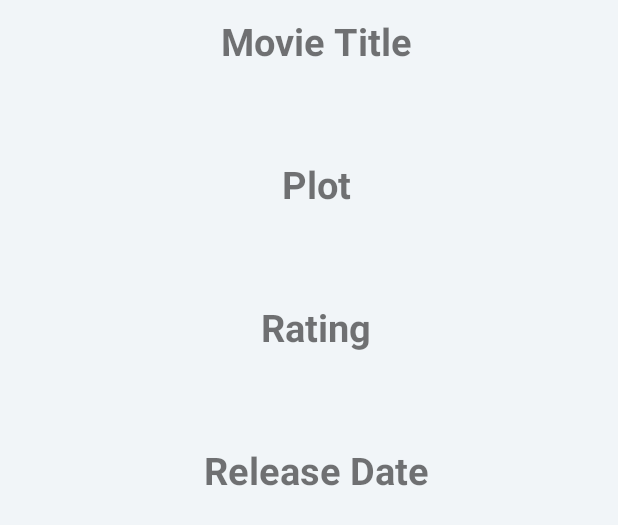
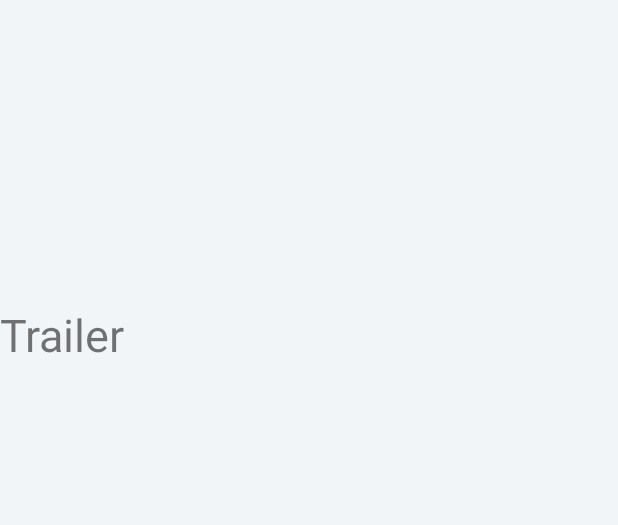
Before and after one commit to chrisjeremi98/MovieApp1, an Android app: the layout content_detail.xml on its own in the app's theme, with its tools: preview values and no code run, on a phone screen of 412 x 824 dp. Shown: the top 525 px of the screen. Run offline under Robolectric (Android 15) with nearby library versions, the phone set to English and light mode, and no system bars.

Commit message:
Adding Trailers Model, Adapter and layout

```diff
--- a/app/src/main/AndroidManifest.xml
+++ b/app/src/main/AndroidManifest.xml
@@ -2,8 +2,7 @@
 <manifest xmlns:android="http://schemas.android.com/apk/res/android"
     package="com.example.asus.movieapp1">
 
-    <uses-permission android:name="android.permission.INTERNET"/>
-
+    <uses-permission android:name="android.permission.INTERNET" />
 
     <application
         android:allowBackup="true"
@@ -22,16 +21,16 @@
         <activity
             android:name=".DetailActivity"
             android:label="Movies"
-            android:theme="@style/AppTheme.NoActionBar"
-            android:parentActivityName=".MainActivity">
+            android:parentActivityName=".MainActivity"
+            android:theme="@style/AppTheme.NoActionBar">
             <meta-data
                 android:name="android.support.PARENT_ACTIVITY"
                 android:value=".MainActivity" />
         </activity>
-
-        <activity android:name=".SettingActivity"
-            android:label="Setting"/>
-
+        <activity
+            android:name=".SettingActivity"
+            android:label="Setting" />
+        <activity android:name=".adapter.TrailerAdapter"></activity>
     </application>
 
 </manifest>
--- a/app/src/main/res/layout/activity_detail.xml
+++ b/app/src/main/res/layout/activity_detail.xml
@@ -6,6 +6,8 @@
     android:layout_height="match_parent"
     android:background="@color/white"
     android:fitsSystemWindows="true">
+
+
 
     <android.support.design.widget.AppBarLayout
         android:id="@+id/appbar"
--- a/app/src/main/res/layout/content_detail.xml
+++ b/app/src/main/res/layout/content_detail.xml
@@ -1,12 +1,15 @@
 <?xml version="1.0" encoding="utf-8"?>
-<android.support.v4.widget.NestedScrollView xmlns:android="http://schemas.android.com/apk/res/android"
-    xmlns:app="http://schemas.android.com/apk/res-auto"
-    xmlns:tools="http://schemas.android.com/tools"
-    android:layout_width="match_parent"
-    android:layout_height="wrap_content"
-    app:layout_behavior="@string/appbar_scrolling_view_behavior">
+<!--<android.support.v4.widget.NestedScrollView xmlns:android="http://schemas.android.com/apk/res/android"-->
+    <!--xmlns:app="http://schemas.android.com/apk/res-auto"-->
+    <!--xmlns:tools="http://schemas.android.com/tools"-->
+    <!--android:layout_width="match_parent"-->
+    <!--android:layout_height="wrap_content"-->
+    <!--app:layout_behavior="@string/appbar_scrolling_view_behavior">-->
 
     <RelativeLayout
+        xmlns:android="http://schemas.android.com/apk/res/android"
+        xmlns:app="http://schemas.android.com/apk/res-auto"
+        xmlns:tools="http://schemas.android.com/tools"
         android:layout_width="match_parent"
         android:layout_height="match_parent"
         android:background="@color/viewBg"
@@ -14,105 +17,108 @@
         tools:context="com.example.asus.movieapp1.DetailActivity"
         tools:showIn="@layout/activity_detail">
 
+        <LinearLayout
+            android:id="@+id/ad"
+            android:orientation="vertical"
+            android:layout_width="match_parent"
+            android:layout_height="wrap_content">
 
-            <LinearLayout
+        </LinearLayout>
+
+        <ScrollView
+            android:layout_width="match_parent"
+            android:layout_height="match_parent"
+            tools:showIn="@layout/activity_detail">
+
+            <android.support.constraint.ConstraintLayout
                 android:layout_width="match_parent"
-                android:layout_height="match_parent"
-                android:orientation="vertical">
+                android:layout_height="wrap_content">
 
-                <TextView
-                    android:id="@+id/movie_title"
-                    android:layout_width="match_parent"
-                    android:layout_height="wrap_content"
-                    android:layout_marginLeft="@dimen/layout_margin_left"
-                    android:layout_marginTop="10dp"
-                    android:text="@string/name_movie"
-                    android:textAlignment="center"
-                    android:textSize="25sp"
-                    android:textStyle="bold" />
 
 
                 <TextView
                     android:id="@+id/title"
                     android:layout_width="match_parent"
                     android:layout_height="wrap_content"
-                    android:layout_below="@+id/movie_title"
-                    android:gravity="center"
                     android:layout_marginLeft="@dimen/layout_margin_left"
                     android:layout_marginTop="@dimen/layout_margin_top"
+                    android:gravity="center"
                     android:padding="@dimen/padding_layout"
+                    app:layout_constraintLeft_toLeftOf="parent"
+                    app:layout_constraintTop_toTopOf="parent"
+                    android:layout_marginStart="16dp"
+                    tools:layout_contraintTop_creator="1"
+                    tools:layout_contraintLeft_creator="1"
                     android:textSize="20sp" />
 
-
-                <TextView
-                    android:id="@+id/plot"
-                    android:layout_width="match_parent"
-                    android:layout_height="wrap_content"
-                    android:layout_below="@+id/title"
-                    android:layout_marginLeft="@dimen/layout_margin_left"
-                    android:layout_marginTop="@dimen/layout_margin_top2"
-                    android:text="@string/plot"
-                    android:textAlignment="center"
-                    android:textSize="25sp"
-                    android:textStyle="bold" />
-
-                <TextView
-                    android:id="@+id/plotsynopsis"
-                    android:layout_width="match_parent"
-                    android:layout_height="wrap_content"
-                    android:layout_below="@+id/plot"
-                    android:layout_marginLeft="@dimen/layout_margin_left"
-                    android:layout_marginTop="@dimen/layout_margin_top"
-                    android:padding="@dimen/padding_layout"
-                    android:textSize="20sp" />
-
-
-                <TextView
-                    android:id="@+id/rating"
-                    android:layout_width="match_parent"
-                    android:layout_height="wrap_content"
-                    android:layout_below="@+id/plotsynopsis"
-                    android:layout_marginLeft="@dimen/layout_margin_left"
-                    android:layout_marginTop="@dimen/layout_margin_top2"
-                    android:text="@string/rating"
-                    android:textAlignment="center"
-                    android:textSize="25sp"
-                    android:textStyle="bold" />
 
 
                 <TextView
                     android:id="@+id/userrating"
                     android:layout_width="match_parent"
                     android:layout_height="wrap_content"
-                    android:layout_below="@+id/rating"
                     android:layout_marginLeft="@dimen/layout_margin_left"
                     android:layout_marginTop="@dimen/layout_margin_top"
                     android:padding="@dimen/padding_layout"
-                    android:textSize="20sp" />
-
-                <TextView
-                    android:id="@+id/release"
-                    android:layout_width="match_parent"
-                    android:layout_height="wrap_content"
-                    android:layout_below="@+id/userrating"
-                    android:layout_marginLeft="@dimen/layout_margin_left"
-                    android:layout_marginTop="@dimen/layout_margin_top2"
-                    android:text="@string/release"
-                    android:textAlignment="center"
-                    android:textSize="25sp"
-                    android:textStyle="bold" />
+                    android:textSize="20sp"
+                    app:layout_constraintTop_toBottomOf="@+id/title"
+                    android:layout_marginStart="16dp"
+                    app:layout_constraintLeft_toLeftOf="parent"
+                    tools:layout_constraintTop_creator="1"/>
 
                 <TextView
                     android:id="@+id/releasedate"
                     android:layout_width="match_parent"
                     android:layout_height="wrap_content"
-                    android:layout_below="@+id/release"
                     android:layout_marginLeft="@dimen/layout_margin_left"
                     android:layout_marginTop="@dimen/layout_margin_top"
                     android:padding="@dimen/padding_layout"
-                    android:textSize="20sp" />
+                    android:textSize="20sp"
+                    app:layout_constraintTop_toBottomOf="@+id/userrating"
+                    app:layout_constraintLeft_toLeftOf="parent"
+                    />
 
 
-            </LinearLayout>
+
+                <TextView
+                    android:id="@+id/plotsynopsis"
+                    android:layout_width="match_parent"
+                    android:layout_height="wrap_content"
+                    android:layout_marginLeft="@dimen/layout_margin_left"
+                    android:layout_marginTop="@dimen/layout_margin_top"
+                    android:padding="@dimen/padding_layout"
+                    android:textSize="20sp"
+                    app:layout_constraintTop_toBottomOf="@+id/releasedate"
+                    app:layout_constraintLeft_toLeftOf="parent"
+                    />
+
+                <TextView
+                    android:id="@+id/thumbnailUrl"
+                    android:layout_width="match_parent"
+                    android:layout_height="wrap_content"
+                    android:visibility="invisible"/>
+
+                <TextView
+                    android:id="@+id/trailer"
+                    android:layout_width="match_parent"
+                    android:layout_height="wrap_content"
+                    android:textSize="30sp"
+                    android:text="@string/trailer"
+                    app:layout_constraintTop_toBottomOf="@+id/plotsynopsis"
+                    app:layout_constraintLeft_toLeftOf="parent"
+                    />
+
+                <android.support.v7.widget.RecyclerView
+                    android:id="@+id/recycler_view1"
+                    android:layout_width="match_parent"
+                    android:layout_height="wrap_content"
+                    android:clipToPadding="false"
+                    android:scrollbars="vertical"
+                    app:layout_constraintTop_toBottomOf="@id/trailer"
+                    app:layout_constraintLeft_toLeftOf="parent"/>
+
+
+            </android.support.constraint.ConstraintLayout>
+        </ScrollView>
     </RelativeLayout>
-</android.support.v4.widget.NestedScrollView>
+<!--</android.support.v4.widget.NestedScrollView>-->
--- a/app/src/main/res/values/dimens.xml
+++ b/app/src/main/res/values/dimens.xml
@@ -4,7 +4,7 @@
     <dimen name="activity_vertical_margin">16dp</dimen>
     <dimen name="movie_title_padding">10dp</dimen>
     <dimen name="movie_title">15dp</dimen>
-    <dimen name="movie_cover_height">160dp</dimen>
+    <dimen name="movie_cover_height">220dp</dimen>
     <dimen name="card_movie_radius">0dp</dimen>
     <dimen name="card_margin">5dp</dimen>
     <dimen name="user_rating_padding_bottom">5dp</dimen>
--- a/app/src/main/res/values/strings.xml
+++ b/app/src/main/res/values/strings.xml
@@ -10,4 +10,5 @@
     <string name="pref_sort_order_key">sortOrder</string>
     <string name="pref_most_popular">Most Popular</string>
     <string name="pref_highest_rated">Highest Rated</string>
+    <string name="trailer">Trailer</string>
 </resources>
```
